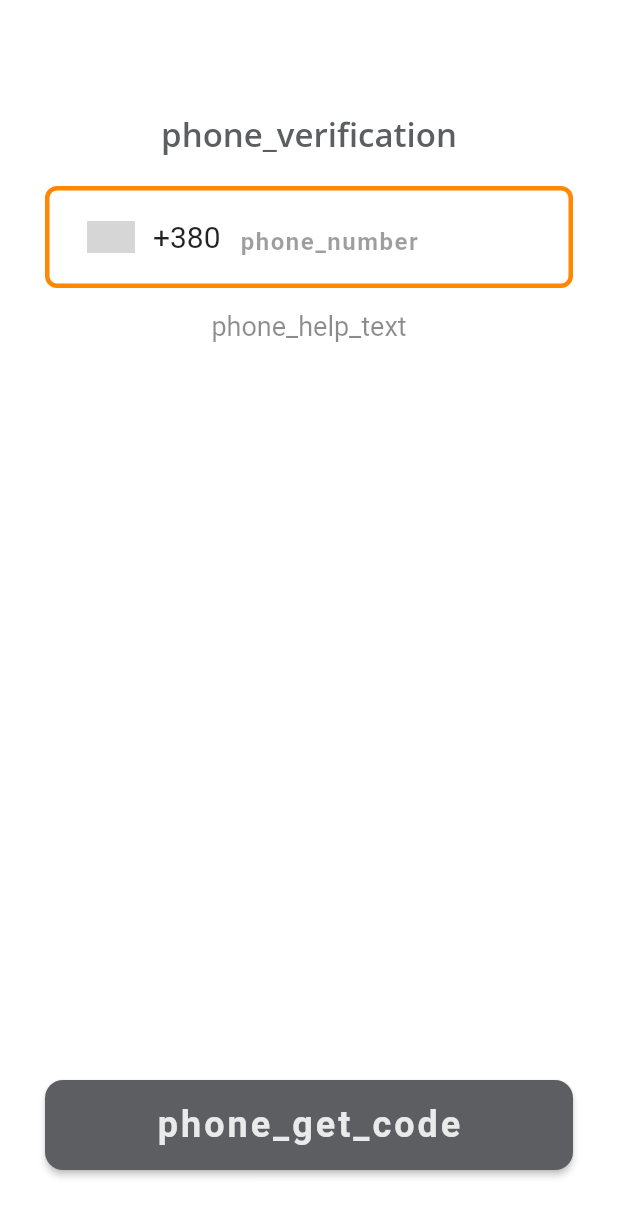
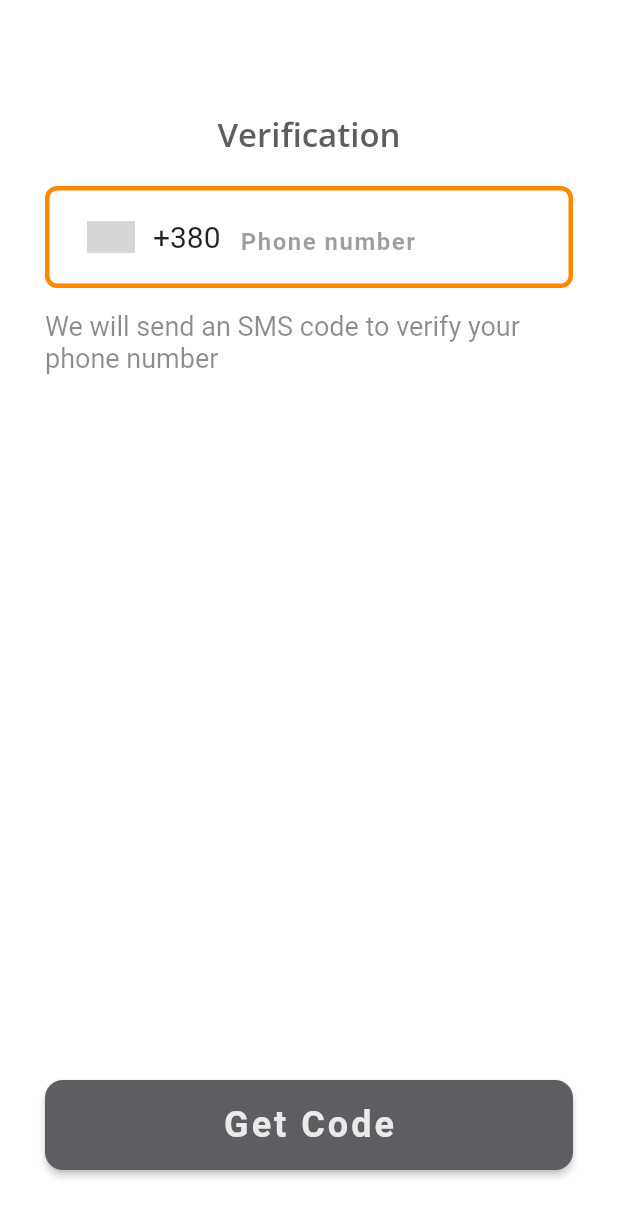
Before and after one commit to MVK-GROUP/webapp, a Flutter app: the screen it shows after launch, after a tap on "Let's go!", on a phone screen of 412 x 824 dp. Shown: the top 1217 px of the screen. Run offline on Flutter 3.47's test engine with Material 2 defaults, Android fonts, the phone set to English and light mode, and no system bars; drawn by our look-alikes of intl_phone_number_input; our stand-ins replace easy_localization, google_fonts, pinput, qr_flutter, shared_preferences, url_strategy; missing offline and left inert: dart:js, mobile_scanner; network calls fail; grey boxes are pictures that could not be loaded.

Commit message:
Fix: i18n for auth & menu screens; change icons

```diff
--- a/lib/screens/auth/otp_page.dart
+++ b/lib/screens/auth/otp_page.dart
@@ -116,7 +116,7 @@ class _OtpNewPageState extends State<OtpNewPage> {
                   height: 50,
                 ),
                 Text(
-                  'phone_verification'.tr(),
+                  'auth.phone_verification'.tr(),
                   style: Theme.of(context).textTheme.headline4,
                 ),
                 const SizedBox(
@@ -129,13 +129,13 @@ class _OtpNewPageState extends State<OtpNewPage> {
                         style: const TextStyle(
                             fontSize: 18, color: Colors.black45),
                         children: [
-                          TextSpan(text: 'otp_enter_code'.tr()),
+                          TextSpan(text: 'auth.otp_enter_code'.tr()),
                           TextSpan(
                             text: widget.phoneNumber,
                             style: const TextStyle(fontWeight: FontWeight.bold),
                           ),
                           TextSpan(
-                              text: ' ' + 'otp_change_number'.tr(),
+                              text: ' ' + 'auth.otp_change_number'.tr(),
                               style: const TextStyle(
                                   color: AppColors.secondaryColor),
                               recognizer: TapGestureRecognizer()
@@ -154,7 +154,7 @@ class _OtpNewPageState extends State<OtpNewPage> {
                 const SizedBox(height: 10),
                 if (_isWrongCode)
                   Text(
-                    'otp_invalid_code'.tr(),
+                    'auth.otp_invalid_code'.tr(),
                     style: const TextStyle(
                       color: Colors.red,
                       fontSize: 14,
@@ -168,7 +168,8 @@ class _OtpNewPageState extends State<OtpNewPage> {
                 const Spacer(),
                 if (!_isCanResend && !_isResendLoading)
                   Text(
-                    'otp_repeat'.tr(namedArgs: {'time': _start.toString()}),
+                    'auth.otp_repeat'
+                        .tr(namedArgs: {'time': _start.toString()}),
                     style: const TextStyle(fontSize: 16, color: Colors.black45),
                   ),
                 if (_isResendLoading)
@@ -191,10 +192,10 @@ class _OtpNewPageState extends State<OtpNewPage> {
                         final wasSent =
                             await AuthApi.createOtp(widget.phoneNumber);
                         if (!wasSent) {
-                          showSnackbarMessage("otp_sending_error".tr());
+                          showSnackbarMessage("auth.otp_sending_error".tr());
                         }
                       } catch (e) {
-                        showSnackbarMessage("otp_sending_error".tr());
+                        showSnackbarMessage("auth.otp_sending_error".tr());
                       }
 
                       setState(() {
@@ -205,7 +206,7 @@ class _OtpNewPageState extends State<OtpNewPage> {
                       });
                     },
                     child: Text(
-                      'otp_send_new_code'.tr(),
+                      'auth.otp_send_new_code'.tr(),
                       style: TextStyle(
                           color: Theme.of(context).colorScheme.secondary,
                           fontWeight: FontWeight.bold,
--- a/lib/screens/auth/phone_page.dart
+++ b/lib/screens/auth/phone_page.dart
@@ -53,7 +53,7 @@ class _PhoneWidgetState extends State<PhoneWidget> {
               height: 50,
             ),
             Text(
-              'phone_verification'.tr(),
+              'auth.phone_verification'.tr(),
               style: Theme.of(context).textTheme.headline4,
             ),
             const SizedBox(
@@ -65,7 +65,7 @@ class _PhoneWidgetState extends State<PhoneWidget> {
                 autoFocus: true,
                 focusNode: _focusNode,
                 inputDecoration: InputDecoration(
-                    hintText: 'phone_number'.tr(),
+                    hintText: 'auth.phone_number'.tr(),
                     hintStyle: const TextStyle(
                         fontSize: 16,
                         fontWeight: FontWeight.bold,
@@ -87,7 +87,7 @@ class _PhoneWidgetState extends State<PhoneWidget> {
                 },
                 validator: (value) {
                   if (value == null || value.isEmpty || value.length < 6) {
-                    return 'phone_invalid_number'.tr();
+                    return 'auth.phone_invalid_number'.tr();
                   }
                   return null;
                 },
@@ -109,7 +109,7 @@ class _PhoneWidgetState extends State<PhoneWidget> {
             ),
             Container(
               child: Text(
-                'phone_help_text'.tr(),
+                'auth.phone_help_text'.tr(),
                 style: const TextStyle(fontSize: 18, color: Colors.black45),
               ),
               margin: const EdgeInsets.symmetric(horizontal: 30, vertical: 5),
@@ -121,7 +121,7 @@ class _PhoneWidgetState extends State<PhoneWidget> {
             _isSendingPhone
                 ? const MainButton(isWaitingButton: true, mHorizontalInset: 30)
                 : MainButton(
-                    text: 'phone_get_code'.tr(),
+                    text: 'auth.phone_get_code'.tr(),
                     onButtonPress: () async {
                       if (!formKey.currentState!.validate()) {
                         return;
@@ -143,18 +143,17 @@ class _PhoneWidgetState extends State<PhoneWidget> {
                             showDialog(
                                 context: context,
                                 builder: (context) => AlertDialog(
-                                      content: Text("phone_not_sent".tr()),
+                                      content: Text("auth.phone_not_sent".tr()),
                                     ));
                           }
                         } catch (e) {
                           showDialog(
                               context: context,
                               builder: (context) => AlertDialog(
-                                    content: Text("phone_not_sent".tr()),
+                                    content: Text("auth.phone_not_sent".tr()),
                                   ));
                         }
                       }
-
                       setState(() {
                         _isSendingPhone = false;
                       });
--- a/lib/screens/global_menu.dart
+++ b/lib/screens/global_menu.dart
@@ -80,7 +80,8 @@ class _MenuScreenState extends State<MenuScreen> {
               var isConfirmed = await showDialog(
                   context: context,
                   builder: (context) => ConfirmDialog(
-                      title: "logout".tr(), text: "logout_confirm".tr()));
+                      title: "home.logout".tr(),
+                      text: "home.logout_confirm".tr()));
               if (isConfirmed != null) {
                 Navigator.pushNamedAndRemoveUntil(
                     context, AuthScreen.routeName, (route) => false);
@@ -125,7 +126,7 @@ class _MenuScreenState extends State<MenuScreen> {
                   if (snapshot.error != null) {
                     print("Error: ${snapshot.error.toString()}");
                     return Center(
-                      child: Text("unknown_error".tr()),
+                      child: Text("home.unknown_error".tr()),
                     );
                   }
                   return Column(
@@ -143,7 +144,7 @@ class _MenuScreenState extends State<MenuScreen> {
                             horizontal: 20, vertical: 20),
                         child: Text(
                           locker == null
-                              ? "no_locker".tr()
+                              ? "home.no_locker".tr()
                               : locker?.fullLockerName ?? "",
                           textAlign: TextAlign.center,
                           style: AppStyles.subtitleTextStyle,
@@ -181,8 +182,8 @@ class _MenuScreenState extends State<MenuScreen> {
         showDialog(
             context: context,
             builder: (context) => AlertDialog(
-                  title: Text("not_implemented_title".tr()),
-                  content: Text("not_implemented_text".tr()),
+                  title: Text("home.not_implemented_title".tr()),
+                  content: Text("home.not_implemented_text".tr()),
                 ));
         return;
     }
@@ -207,7 +208,7 @@ class _MenuScreenState extends State<MenuScreen> {
         activeOrders.isNotEmpty) {
       items.add(PhotoTile(
         backgroundColor: lckr.services.first.color,
-        title: "pick_up_stuff".tr(),
+        title: "home.pick_up_stuff".tr(),
         onTap: () {
           if (activeOrders.length > 1) {
             Navigator.push(
@@ -241,7 +242,7 @@ class _MenuScreenState extends State<MenuScreen> {
     return [
       const SizedBox(height: 20),
       IconTile(
-        text: "find_locker".tr(),
+        text: "home.find_locker".tr(),
         icon: Icons.qr_code_scanner_outlined,
         onTap: () {
           Navigator.pushNamed(context, EnterLockerIdScreen.routeName);
@@ -249,7 +250,7 @@ class _MenuScreenState extends State<MenuScreen> {
       ),
       const SizedBox(height: 20),
       IconTile(
-        text: "history".tr(),
+        text: "home.history".tr(),
         icon: Icons.history,
         onTap: () {
           Navigator.pushNamed(context, HistoryScreen.routeName);
```
Also changed, not shown: 5 other files.
